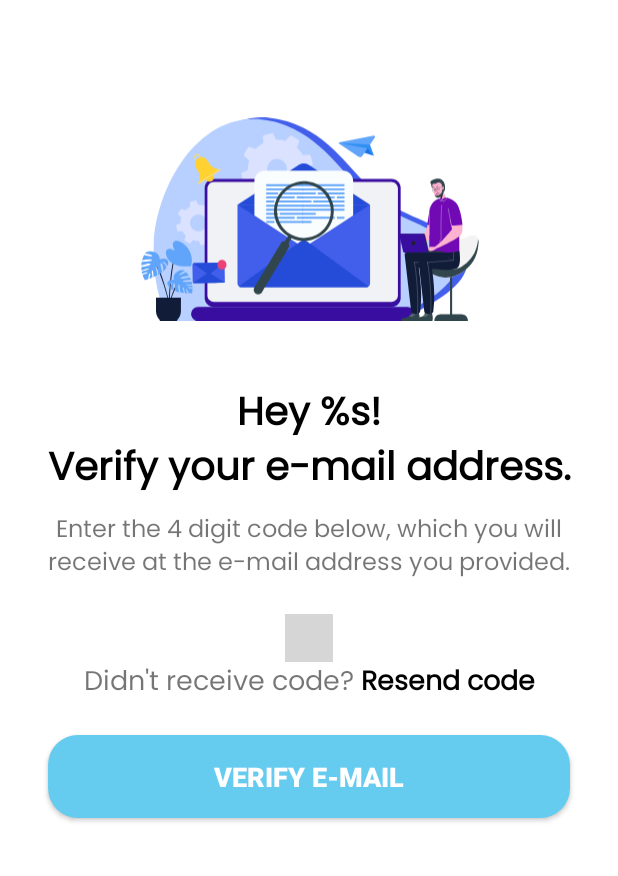
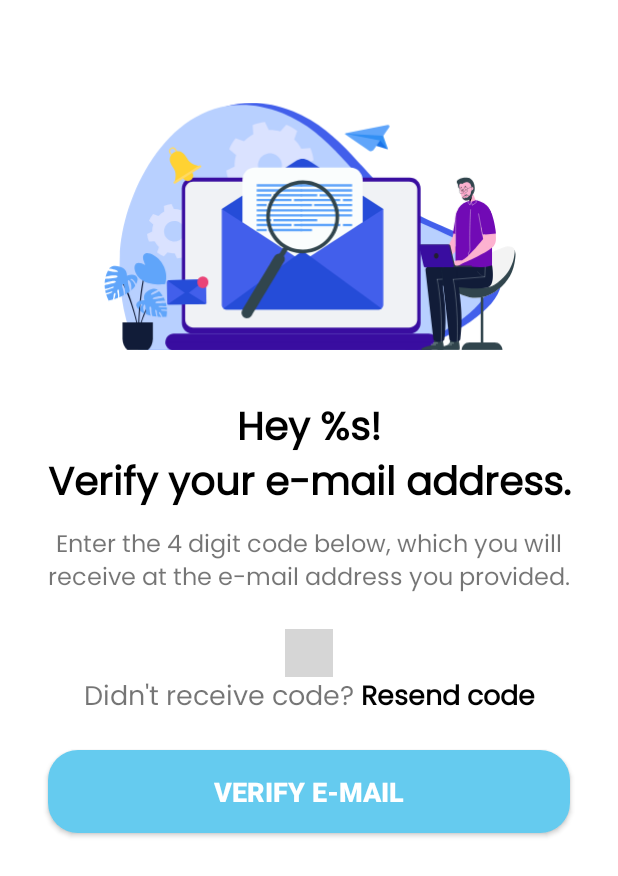
Before and after one commit to xFilipW/Quick-Code, an Android app: the layout fragment_verify_pinview.xml on its own in the app's theme, with its tools: preview values and no code run, on a phone screen of 412 x 824 dp. Shown: the top 876 px of the screen. Run offline under Robolectric (Android 15) with nearby library versions, the phone set to English and light mode, and no system bars; plain views replace PinView; grey boxes are pictures that could not be loaded.

Commit message:
commit 05-12.2023

```diff
--- a/app/src/main/res/layout/activity_forgot_password.xml
+++ b/app/src/main/res/layout/activity_forgot_password.xml
@@ -23,8 +23,8 @@
 
             <ImageView
                 android:id="@+id/imageView"
-                android:layout_width="226dp"
-                android:layout_height="196dp"
+                android:layout_width="275dp"
+                android:layout_height="206dp"
                 android:layout_marginTop="48dp"
                 android:src="@drawable/vector_forgot_password"
                 app:layout_constraintEnd_toEndOf="parent"
--- a/app/src/main/res/layout/activity_reset_password.xml
+++ b/app/src/main/res/layout/activity_reset_password.xml
@@ -23,8 +23,8 @@
 
             <ImageView
                 android:id="@+id/imageView"
-                android:layout_width="226dp"
-                android:layout_height="196dp"
+                android:layout_width="275dp"
+                android:layout_height="206dp"
                 android:layout_marginTop="48dp"
                 android:adjustViewBounds="true"
                 android:src="@drawable/vector_reset_password"
--- a/app/src/main/res/layout/fragment_verify_pinview.xml
+++ b/app/src/main/res/layout/fragment_verify_pinview.xml
@@ -4,12 +4,13 @@
     xmlns:tools="http://schemas.android.com/tools"
     android:id="@+id/switch_view_pin"
     android:layout_width="match_parent"
-    android:layout_height="match_parent">
+    android:layout_height="match_parent"
+    android:background="@color/white">
 
     <ImageView
         android:id="@+id/imageView"
-        android:layout_width="226dp"
-        android:layout_height="196dp"
+        android:layout_width="275dp"
+        android:layout_height="206dp"
         android:layout_marginTop="48dp"
         android:src="@drawable/vector_verify_email"
         app:layout_constraintEnd_toEndOf="parent"
--- a/app/src/main/res/values/themes.xml
+++ b/app/src/main/res/values/themes.xml
@@ -34,6 +34,12 @@
         <item name="android:navigationBarColor">@color/navigationBarColor</item>
     </style>
 
+    <style name="BottomSheetDialogTheme" parent="Theme.Design.Light.BottomSheetDialog">
+        <item name="android:statusBarColor">@android:color/transparent</item>
+        <item name="android:windowTranslucentStatus">false</item>
+        <item name="android:windowFullscreen">false</item>
+    </style>
+
     <style name="Theme.QuickCode.OnBoarding" parent="Theme.QuickCode">
         <item name="android:statusBarColor">@android:color/transparent</item>
         <item name="android:windowTranslucentStatus">true</item>
```
Also changed, not shown: app/src/main/java/com/example/quickcode/loginRegister/SignUpTabFragment.java (+8 -3 lines), app/src/main/java/com/example/quickcode/loginRegister/SignUpViewModel.java (+6 -4 lines), app/src/main/java/com/example/quickcode/verifyEmail/VerifyBottomSheetDialogFragment.java (+13 -0 lines).
